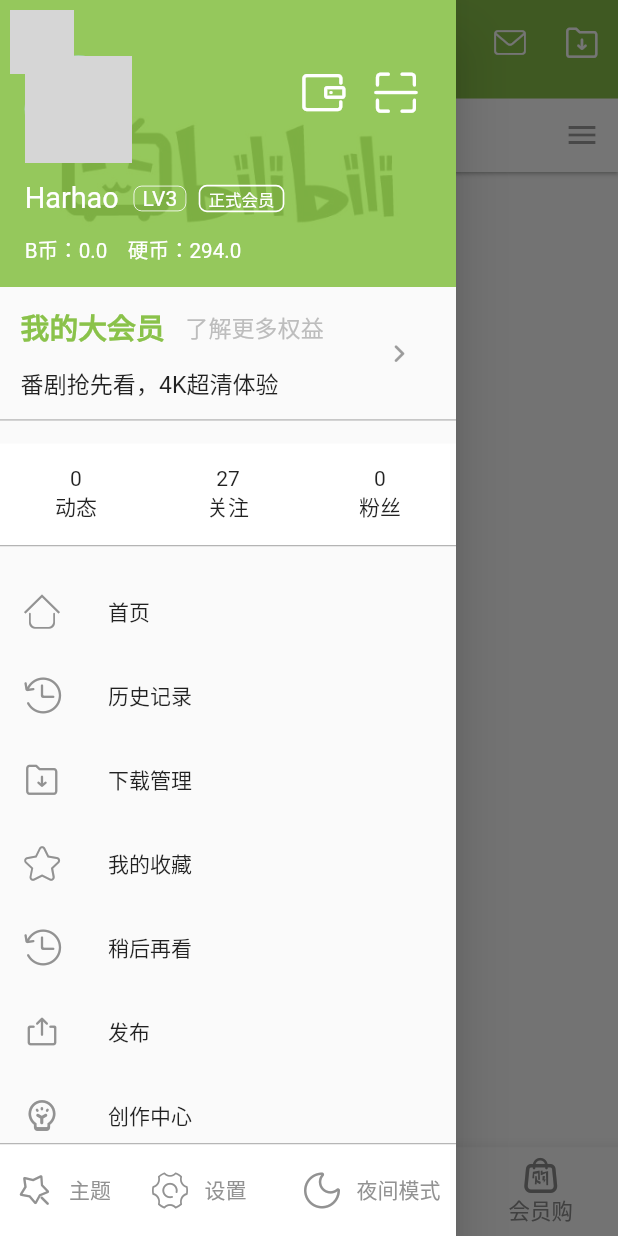
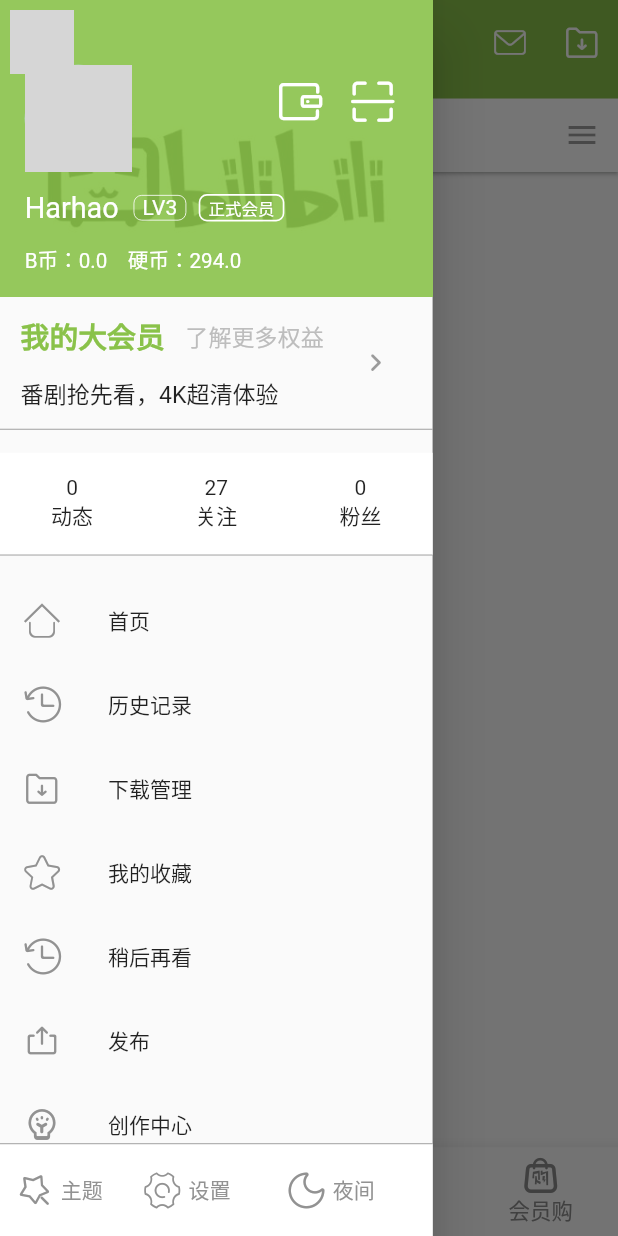
Before and after one commit to Harhao/bilibili-flutter, a Flutter app: the screen it shows after launch, item 2 of the bottom bar chosen, with the side drawer open, on a phone screen of 412 x 824 dp. Run offline on Flutter 3.47's test engine with Material 2 defaults, Android fonts, the phone set to English and light mode, and no system bars; our stand-ins replace fluro, flutter_screenutil, flutter_swiper; network calls fail; statements that could not run were skipped; grey boxes are pictures that could not be loaded.

Commit message:
feat: 修改成flutter沉浸式状态栏

```diff
--- /dev/null
+++ b/lib/component/custom_drawer.dart
@@ -0,0 +1,58 @@
+import 'package:flutter/cupertino.dart';
+import 'package:flutter/foundation.dart';
+import 'package:flutter/material.dart';
+
+class CustomDrawer extends StatelessWidget {
+  final double elevation;
+
+  final Widget child;
+
+  final String semanticLabel;
+
+  final double widthPercent;
+
+  const CustomDrawer({
+    Key key,
+    this.elevation = 16.0,
+    this.child,
+    this.semanticLabel,
+    this.widthPercent = 0.7,
+  })  : assert(
+            widthPercent != null && widthPercent < 1.0 && widthPercent > 0.0),
+        super(key: key);
+
+  @override
+  Widget build(BuildContext context) {
+    assert(debugCheckHasMaterialLocalizations(context));
+
+    String label = semanticLabel;
+
+    switch (defaultTargetPlatform) {
+      case TargetPlatform.iOS:
+        label = semanticLabel;
+
+        break;
+
+      case TargetPlatform.android:
+
+      case TargetPlatform.fuchsia:
+        label = semanticLabel ?? MaterialLocalizations.of(context)?.drawerLabel;
+    }
+
+    final double _width = MediaQuery.of(context).size.width * widthPercent;
+
+    return Semantics(
+      scopesRoute: true,
+      namesRoute: true,
+      explicitChildNodes: true,
+      label: label,
+      child: ConstrainedBox(
+        constraints: BoxConstraints.expand(width: _width),
+        child: Material(
+          elevation: elevation,
+          child: child,
+        ),
+      ),
+    );
+  }
+}
--- a/lib/component/my_drawer.dart
+++ b/lib/component/my_drawer.dart
@@ -16,7 +16,7 @@ class MyDrawer extends StatelessWidget {
         ListView(padding: EdgeInsets.zero, children: <Widget>[
           Container(
               padding: EdgeInsets.only(
-                  top: ScreenUtil().setHeight(60.0),
+                  top: ScreenUtil().setHeight(70.0),
                   left: ScreenUtil().setWidth(30.0),
                   right: ScreenUtil().setWidth(30.0),
                   bottom: ScreenUtil().setHeight(25.0)),
@@ -200,7 +200,7 @@ class MyDrawer extends StatelessWidget {
               decoration: BoxDecoration(
                   color: Colors.white,
                   border: Border(
-                      top: BorderSide(width: ScreenUtil().setWidth(1), color: Color(0xff929292)))),
+                      top: BorderSide(width: ScreenUtil().setWidth(1), color: Color(0xff8d8d8d)))),
               child: Row(
                 mainAxisAlignment: MainAxisAlignment.center,
                 mainAxisSize: MainAxisSize.max,
@@ -217,7 +217,7 @@ class MyDrawer extends StatelessWidget {
                                     CustomIcon.themeIcon,
                                     color: Color(0xff929292),
                                   ),
-                                  Padding(padding: EdgeInsets.only(left: ScreenUtil().setWidth(20.0))),
+                                  Padding(padding: EdgeInsets.only(left: ScreenUtil().setWidth(10.0))),
                                   Text(
                                     "主题",
                                     style: TextStyle(color: Color(0xff929292)),
@@ -234,7 +234,7 @@ class MyDrawer extends StatelessWidget {
                                     CustomIcon.settting,
                                     color: Color(0xff929292),
                                   ),
-                                  Padding(padding: EdgeInsets.only(left: ScreenUtil().setWidth(20.0))),
+                                  Padding(padding: EdgeInsets.only(left: ScreenUtil().setWidth(10.0))),
                                   Text(
                                     "设置",
                                     style: TextStyle(color: Color(0xff929292)),
@@ -251,11 +251,11 @@ class MyDrawer extends StatelessWidget {
                                     CustomIcon.nightMode,
                                     color: Color(0xff929292),
                                   ),
-                                  Padding(padding: EdgeInsets.only(left: ScreenUtil().setWidth(20.0))),
+                                  Padding(padding: EdgeInsets.only(left: ScreenUtil().setWidth(10.0))),
                                   Text(
-                                    "夜间模式",
+                                    "夜间",
                                     style: TextStyle(color: Color(0xff929292)),
-                                  )
+                                  ),
                                 ],
                               )))),
                 ],
--- a/lib/pages/entry.dart
+++ b/lib/pages/entry.dart
@@ -7,6 +7,7 @@ import 'channel.dart';
 import 'home.dart';
 import 'member_shop.dart';
 import 'dynamic_state.dart';
+import '../component/custom_drawer.dart';
 import '../utils/inherit_context.dart';
 
 class Entry extends StatefulWidget {
@@ -31,7 +32,8 @@ class _EntryState extends State<Entry> {
         child: Scaffold(
           key: _scaffoldKey,
           body: Hero(tag: 'Entry', child: widgetList.elementAt(_selectedIndex)),
-          drawer: Drawer(
+          drawer: CustomDrawer(
+            widthPercent: 0.7,
             child: MyDrawer(),
           ),
           bottomNavigationBar: BottomNavigationBar(
--- a/lib/pages/home.dart
+++ b/lib/pages/home.dart
@@ -36,7 +36,8 @@ class _HomeState extends State<Home> {
                     color: Theme.of(context).primaryColor,
                     backgroundBlendMode: BlendMode.hardLight,
                     // backgroundBlendMode: BlendMode.colorDodge,
-                    borderRadius: BorderRadius.all(Radius.circular(ScreenUtil().setWidth(30.0))),
+                    borderRadius: BorderRadius.all(
+                        Radius.circular(ScreenUtil().setWidth(30.0))),
                   ),
                   child: Builder(
                       builder: (context) => GestureDetector(
@@ -44,13 +45,17 @@ class _HomeState extends State<Home> {
                           child: Row(
                               mainAxisSize: MainAxisSize.min,
                               children: <Widget>[
-                                Padding(padding: EdgeInsets.only(left: ScreenUtil().setWidth(10.0))),
+                                Padding(
+                                    padding: EdgeInsets.only(
+                                        left: ScreenUtil().setWidth(10.0))),
                                 Icon(
                                   Icons.search,
                                   color: Colors.white,
                                   size: ScreenUtil().setSp(40.0),
                                 ),
-                                Padding(padding: EdgeInsets.only(left: ScreenUtil().setWidth(18.0))),
+                                Padding(
+                                    padding: EdgeInsets.only(
+                                        left: ScreenUtil().setWidth(18.0))),
                                 Text(
                                   "王者荣耀职业联赛",
                                   style: TextStyle(
@@ -58,7 +63,9 @@ class _HomeState extends State<Home> {
                                     fontSize: ScreenUtil().setSp(32.0),
                                   ),
                                 ),
-                                Padding(padding: EdgeInsets.only(right: ScreenUtil().setWidth(30.0))),
+                                Padding(
+                                    padding: EdgeInsets.only(
+                                        right: ScreenUtil().setWidth(30.0))),
                               ])))),
               actions: <Widget>[
                 IconButton(
@@ -78,10 +85,14 @@ class _HomeState extends State<Home> {
                   preferredSize: Size.fromHeight(ScreenUtil().setHeight(95.0)),
                   child: Material(
                       color: Colors.white,
+                      child: SingleChildScrollView(
+                        scrollDirection: Axis.horizontal,
                         child: TabBar(
                           isScrollable: true,
-                      labelStyle: TextStyle(fontSize: ScreenUtil().setSp(32.0)),
-                      unselectedLabelStyle: TextStyle(fontSize: ScreenUtil().setSp(32.0)),
+                          labelStyle:
+                              TextStyle(fontSize: ScreenUtil().setSp(32.0)),
+                          unselectedLabelStyle:
+                              TextStyle(fontSize: ScreenUtil().setSp(32.0)),
                           labelColor: Theme.of(context).primaryColor,
                           unselectedLabelColor: Color(0xff8a8a8a),
                           indicatorColor: Theme.of(context).primaryColor,
@@ -89,7 +100,7 @@ class _HomeState extends State<Home> {
                           indicatorWeight: 3.0,
                           tabs: Tabs,
                         ),
-                  ))),
+                      )))),
           body: TabBarView(children: <Widget>[
             // ignore: sdk_version_ui_as_code
             ...TabViewPage.list
--- a/lib/pages/theme_wrap.dart
+++ b/lib/pages/theme_wrap.dart
@@ -2,6 +2,8 @@ import 'package:flutter/cupertino.dart';
 import 'package:flutter/material.dart';
 import 'package:provider/provider.dart';
 import 'package:fluro/fluro.dart';
+import 'dart:io';
+import 'package:flutter/services.dart';
 import '../store/theme._setting.dart';
 import '../routers/routers.dart';
 import '../routers/application.dart';
@@ -14,6 +16,11 @@ class ThemeWrap extends StatelessWidget {
     Routes.configureRoute(router);
     Application.router = router;
     ThemeSetting appTheme = Provider.of<ThemeSetting>(context);
+    if (Platform.isAndroid) {
+      SystemUiOverlayStyle systemUiOverlayStyle =
+          SystemUiOverlayStyle(statusBarColor: Colors.transparent);
+      SystemChrome.setSystemUIOverlayStyle(systemUiOverlayStyle);
+    }
     return MaterialApp(
       title: '哔哩哔哩<(￣ ﹌ ￣)@m  ~bilibili',
       theme: ThemeData(primaryColor: appTheme.primaryColor),
```
Lines whose indentation alone changed are shown as unchanged.
